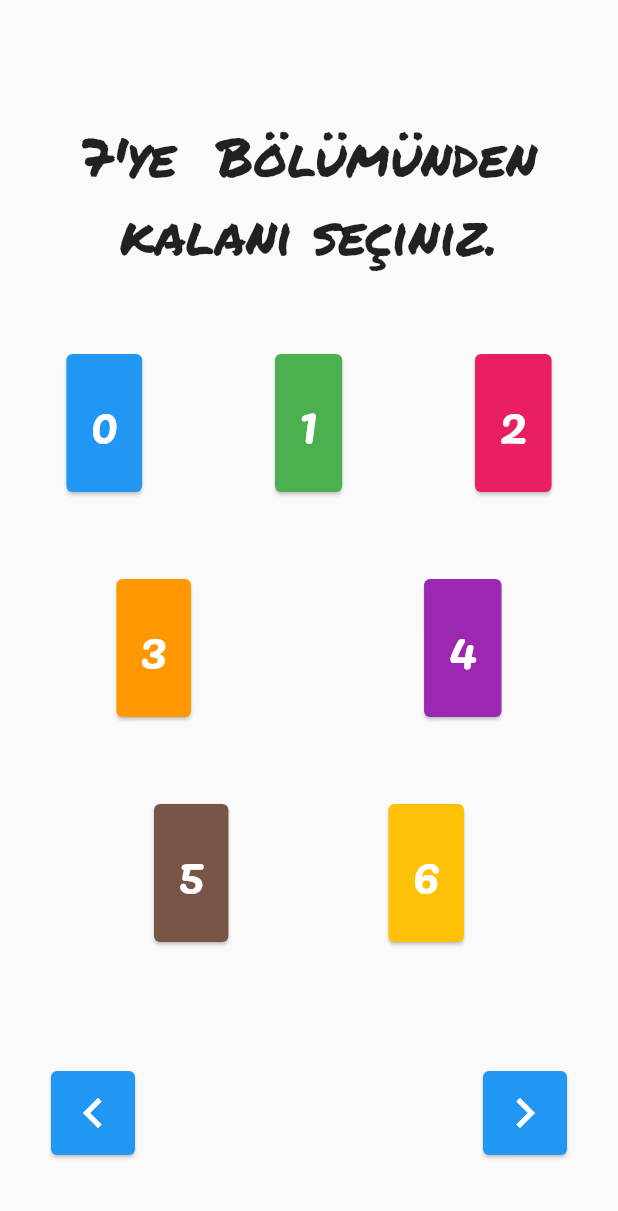
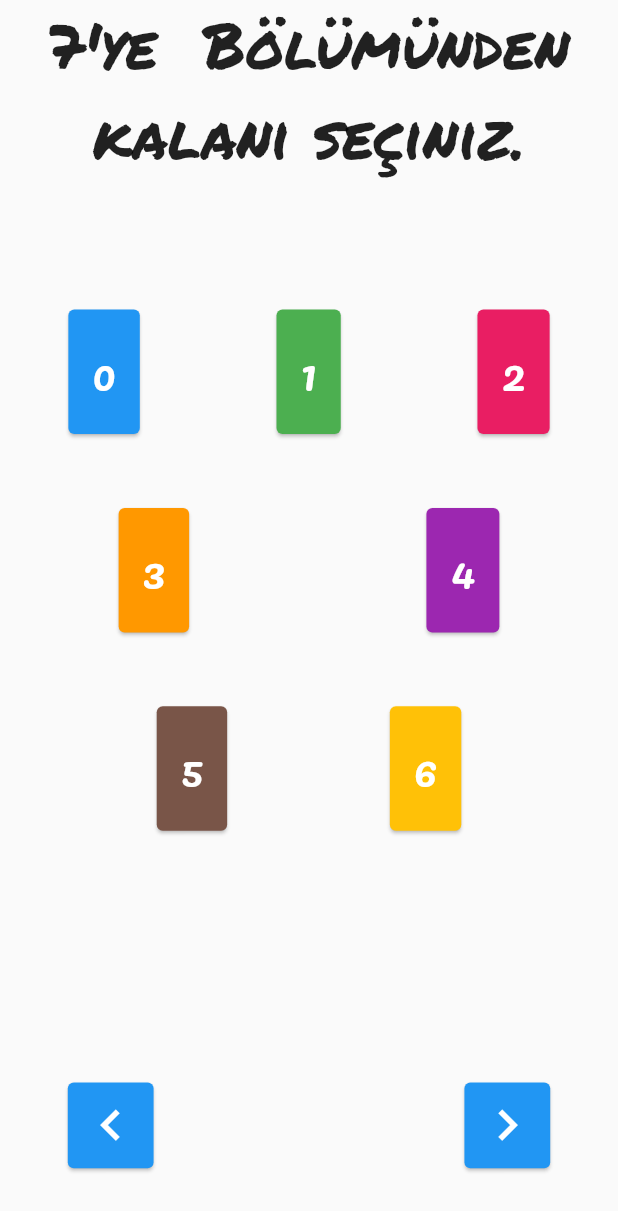
Before and after one commit to Sonderman/Think_Of_A_Number, a Flutter app: the screen it shows after launch, swiped to page 4, on a phone screen of 412 x 824 dp. Shown: the top 1211 px of the screen. Run offline on Flutter 3.47's test engine with Material 2 defaults, Android fonts, the phone set to English and light mode, and no system bars; our stand-ins replace fluttertoast, google_fonts.

Commit message:
v1.0.1 - Responsive sorunları giderildi.

```diff
--- a/lib/Pages/Remainder7.dart
+++ b/lib/Pages/Remainder7.dart
@@ -13,19 +13,28 @@ class Remainder7 extends StatefulWidget {
 class _Remainder7State extends State<Remainder7> {
   @override
   Widget build(BuildContext context) {
+    double width(int pe) {
+      return MediaQuery.of(context).size.width * pe / 100;
+    }
+
+    double height(int pe) {
+      return MediaQuery.of(context).size.height * pe / 100;
+    }
+
     return Column(
       children: [
         Expanded(
+          child: SingleChildScrollView(
             child: Column(
               mainAxisAlignment: MainAxisAlignment.center,
               children: [
                 Text(
                   "7'ye  Bölümünden kalanı seçiniz.",
-                style: MyTheme().textBig,
+                  style: MyTheme(context).textBig,
                   textAlign: TextAlign.center,
                 ),
                 SizedBox(
-                height: 50,
+                  height: height(10),
                 ),
                 Row(
                   mainAxisAlignment: MainAxisAlignment.spaceAround,
@@ -37,13 +46,14 @@ class _Remainder7State extends State<Remainder7> {
                         });
                       },
                       child: Card(
-                      color:
-                          Services.guesser.k7 == 0 ? Colors.black : Colors.blue,
+                        color: Services.guesser.k7 == 0
+                            ? Colors.black
+                            : Colors.blue,
                         child: Padding(
                           padding: const EdgeInsets.all(16.0),
                           child: Text(
                             "0",
-                          style: MyTheme().numberBig,
+                            style: MyTheme(context).numberBig,
                           ),
                         ),
                       ),
@@ -62,7 +72,7 @@ class _Remainder7State extends State<Remainder7> {
                           padding: const EdgeInsets.all(16.0),
                           child: Text(
                             "1",
-                          style: MyTheme().numberBig,
+                            style: MyTheme(context).numberBig,
                           ),
                         ),
                       ),
@@ -74,13 +84,14 @@ class _Remainder7State extends State<Remainder7> {
                         });
                       },
                       child: Card(
-                      color:
-                          Services.guesser.k7 == 2 ? Colors.black : Colors.pink,
+                        color: Services.guesser.k7 == 2
+                            ? Colors.black
+                            : Colors.pink,
                         child: Padding(
                           padding: const EdgeInsets.all(16.0),
                           child: Text(
                             "2",
-                          style: MyTheme().numberBig,
+                            style: MyTheme(context).numberBig,
                           ),
                         ),
                       ),
@@ -88,7 +99,7 @@ class _Remainder7State extends State<Remainder7> {
                   ],
                 ),
                 SizedBox(
-                height: 50,
+                  height: height(5),
                 ),
                 Row(
                   mainAxisAlignment: MainAxisAlignment.spaceAround,
@@ -107,7 +118,7 @@ class _Remainder7State extends State<Remainder7> {
                           padding: const EdgeInsets.all(16.0),
                           child: Text(
                             "3",
-                          style: MyTheme().numberBig,
+                            style: MyTheme(context).numberBig,
                           ),
                         ),
                       ),
@@ -126,7 +137,7 @@ class _Remainder7State extends State<Remainder7> {
                           padding: const EdgeInsets.all(16.0),
                           child: Text(
                             "4",
-                          style: MyTheme().numberBig,
+                            style: MyTheme(context).numberBig,
                           ),
                         ),
                       ),
@@ -134,7 +145,7 @@ class _Remainder7State extends State<Remainder7> {
                   ],
                 ),
                 SizedBox(
-                height: 50,
+                  height: height(5),
                 ),
                 Row(
                   mainAxisAlignment: MainAxisAlignment.spaceEvenly,
@@ -153,7 +164,7 @@ class _Remainder7State extends State<Remainder7> {
                           padding: const EdgeInsets.all(16.0),
                           child: Text(
                             "5",
-                          style: MyTheme().numberBig,
+                            style: MyTheme(context).numberBig,
                           ),
                         ),
                       ),
@@ -172,7 +183,7 @@ class _Remainder7State extends State<Remainder7> {
                           padding: const EdgeInsets.all(16.0),
                           child: Text(
                             "6",
-                          style: MyTheme().numberBig,
+                            style: MyTheme(context).numberBig,
                           ),
                         ),
                       ),
@@ -182,15 +193,19 @@ class _Remainder7State extends State<Remainder7> {
               ],
             ),
           ),
+        ),
+        SizedBox(
+          height: height(5),
+        ),
         Row(
           children: [
             SizedBox(
-              width: 30,
+              width: width(10),
             ),
             Card(
                 color: Colors.blue,
                 child: IconButton(
-                    iconSize: 40,
+                    iconSize: width(10),
                     icon: Icon(
                       Icons.navigate_before,
                       color: Colors.white,
@@ -202,7 +217,7 @@ class _Remainder7State extends State<Remainder7> {
             Card(
                 color: Colors.blue,
                 child: IconButton(
-                    iconSize: 40,
+                    iconSize: width(10),
                     icon: Icon(
                       Icons.navigate_next,
                       color: Colors.white,
@@ -222,12 +237,12 @@ class _Remainder7State extends State<Remainder7> {
                             fontSize: 16.0);
                     })),
             SizedBox(
-              width: 30,
+              width: width(10),
             )
           ],
         ),
         SizedBox(
-          height: 50,
+          height: height(5),
         )
       ],
     );
--- a/lib/Theming.dart
+++ b/lib/Theming.dart
@@ -2,6 +2,20 @@ import 'package:flutter/material.dart';
 import 'package:google_fonts/google_fonts.dart';
 
 class MyTheme {
-  TextStyle numberBig = GoogleFonts.pacifico(fontSize: 34, color: Colors.white);
-  TextStyle textBig = GoogleFonts.permanentMarker(fontSize: 36);
+  final BuildContext context;
+
+  double width(int pe) {
+    return MediaQuery.of(context).size.width * pe / 100;
+  }
+
+  double height(int pe) {
+    return MediaQuery.of(context).size.height * pe / 100;
+  }
+
+  TextStyle numberBig;
+  TextStyle textBig;
+  MyTheme(this.context) {
+    numberBig = GoogleFonts.pacifico(fontSize: width(7), color: Colors.white);
+    textBig = GoogleFonts.permanentMarker(fontSize: width(10));
+  }
 }
```
Also changed, not shown: lib/Pages/Remainder3.dart (+18 -12 lines), lib/Pages/Remainder5.dart (+21 -13 lines), lib/Pages/Results.dart (+16 -11 lines), lib/Pages/Welcome.dart (+14 -6 lines), lib/main.dart (+15 -0 lines), pubspec.yaml (+2 -23 lines). Lines whose indentation alone changed are shown as unchanged.
